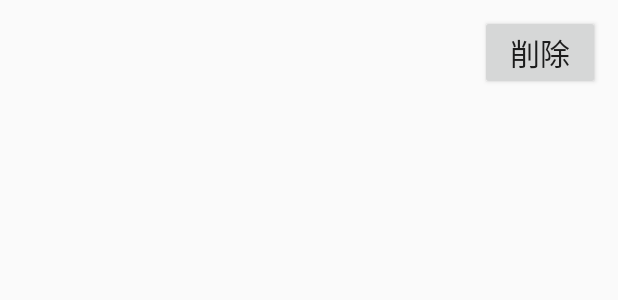
After one commit to Takuya615/Self_Maintenance, an Android app: the layout friend_list_item.xml on its own in the app's theme, with its tools: preview values and no code run, on a phone screen of 412 x 824 dp. The commit adds this screen. Shown: the top 300 px of the screen. Run offline under Robolectric (Android 15) with nearby library versions, the phone set to English and light mode, and no system bars.

Commit message:
Could View friends video and the lists with RecycleView

```diff
--- a/app/build.gradle
+++ b/app/build.gradle
@@ -47,7 +47,9 @@ dependencies {
     androidTestImplementation 'androidx.test.ext:junit:1.1.1'
     androidTestImplementation 'androidx.test.espresso:espresso-core:3.2.0'
 
-
+    //リサイクルビュー
+    implementation 'androidx.recyclerview:recyclerview:1.1.0'
+    //ナビゲーション
     implementation 'androidx.navigation:navigation-fragment-ktx:2.3.0'
     implementation 'androidx.navigation:navigation-ui-ktx:2.3.0'
 
@@ -66,4 +68,6 @@ dependencies {
     implementation 'com.google.firebase:firebase-storage-ktx:19.1.1'
     implementation 'com.google.firebase:firebase-firestore:21.2.1'
     implementation 'com.google.firebase:firebase-database-ktx:19.3.1'
+
+
 }
--- a/app/src/main/AndroidManifest.xml
+++ b/app/src/main/AndroidManifest.xml
@@ -29,6 +29,7 @@
                 android:resource="@xml/searchable" />
         </activity>
         <activity android:name=".ForSetting.LoginActivity" />
+        <activity android:name=".forGallery.VideoListActivity" />
         <activity android:name=".forGallery.UriListActivity" />
         <activity
             android:name=".ForStart.TutorialActivity"
--- a/app/src/main/java/jp/tsumura/takuya/self_maintenance/FirstFragment.kt
+++ b/app/src/main/java/jp/tsumura/takuya/self_maintenance/FirstFragment.kt
@@ -15,6 +15,7 @@ import androidx.core.content.ContextCompat
 import androidx.navigation.fragment.findNavController
 import jp.tsumura.takuya.self_maintenance.forGallery.FriendListActivity
 import jp.tsumura.takuya.self_maintenance.forGallery.UriListActivity
+import jp.tsumura.takuya.self_maintenance.forGallery.VideoListActivity
 import kotlinx.android.synthetic.main.fragment_first.*
 
 /**
@@ -38,7 +39,7 @@ class FirstFragment : Fragment() {
         val view = inflater.inflate(R.layout.fragment_first, container, false)
         val button = view.findViewById<Button>(R.id.galleryButton)
         button.setOnClickListener {
-            val intent= Intent(requireActivity(), UriListActivity::class.java)
+            val intent= Intent(requireActivity(), VideoListActivity::class.java)
             startActivity(intent)
         }
         val button2 = view.findViewById<Button>(R.id.friendButton)
--- /dev/null
+++ b/app/src/main/res/layout/friend_list_item.xml
@@ -0,0 +1,36 @@
+<?xml version="1.0" encoding="utf-8"?>
+<androidx.constraintlayout.widget.ConstraintLayout
+    xmlns:android="http://schemas.android.com/apk/res/android" android:layout_width="match_parent"
+    android:layout_height="wrap_content">
+
+
+    <LinearLayout
+        android:layout_width="match_parent"
+        android:layout_height="match_parent"
+        android:orientation="horizontal"
+        >
+
+
+        <TextView
+            android:id="@+id/itemTextView"
+            android:layout_width="300dp"
+            android:layout_height="wrap_content"
+            android:layout_marginLeft="20dp"
+            android:layout_marginVertical="15dp"
+            android:foreground="?android:attr/selectableItemBackground"
+            android:gravity="center"
+            android:textSize="25dp" />
+
+        <Button
+            android:id="@+id/itemdeleate"
+            android:layout_width="80dp"
+            android:layout_height="50dp"
+            android:text="削除"
+            android:textSize="20dp"
+            android:layout_marginVertical="10dp"
+            android:layout_marginRight="20dp"/>
+
+    </LinearLayout>
+
+
+</androidx.constraintlayout.widget.ConstraintLayout>
```
Also changed, not shown: app/src/main/java/jp/tsumura/takuya/self_maintenance/ForCamera/Firebase.kt (+6 -9 lines), app/src/main/java/jp/tsumura/takuya/self_maintenance/forGallery/FriendListActivity.kt (+52 -6 lines), app/src/main/java/jp/tsumura/takuya/self_maintenance/forGallery/FriendListAdapter.kt (added, +56 -0 lines), app/src/main/java/jp/tsumura/takuya/self_maintenance/forGallery/VideoListActivity.kt (added, +116 -0 lines), app/src/main/res/layout/activity_friend_list.xml (+8 -7 lines).
